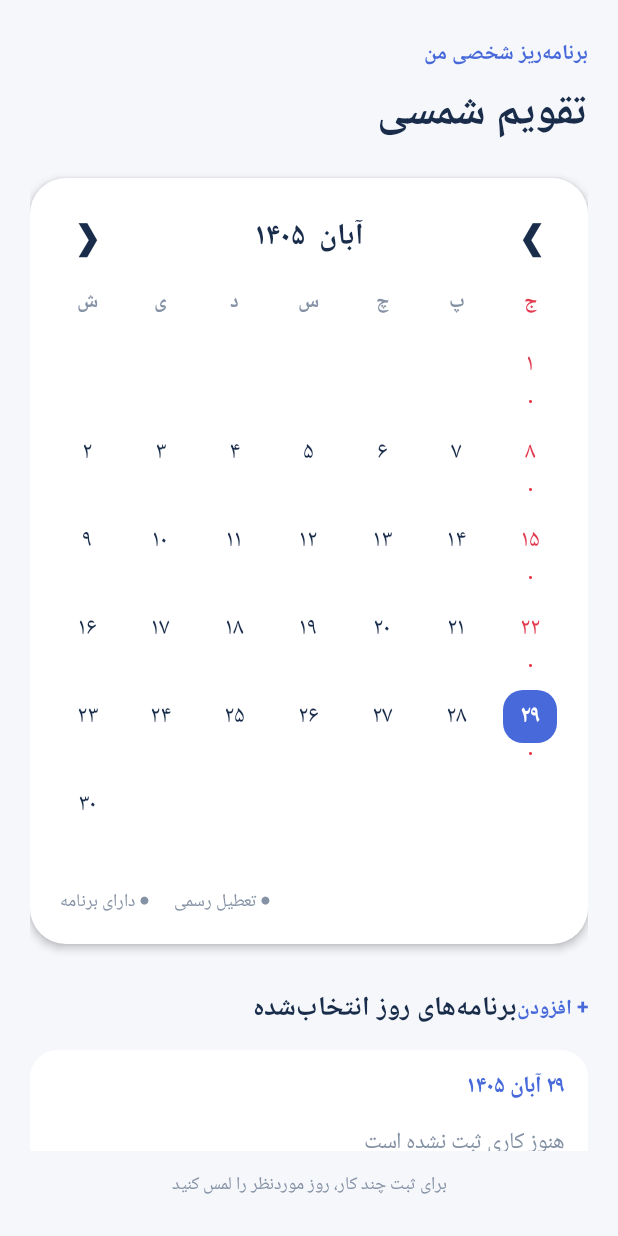
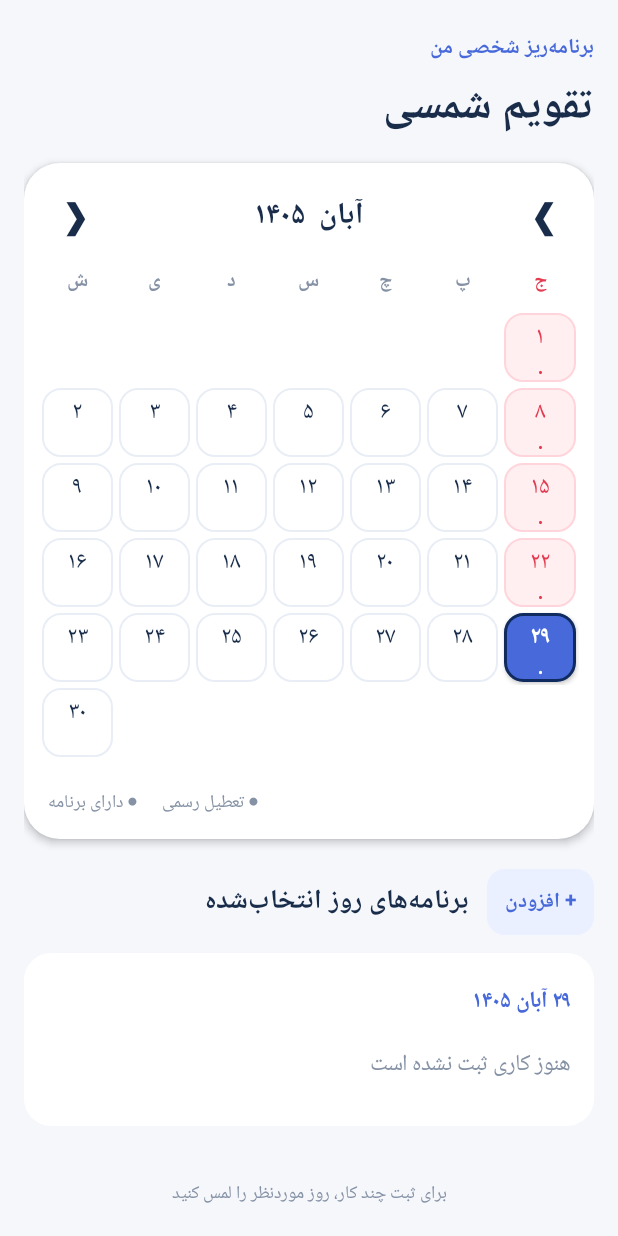
Before and after one commit to ahbe0911-cmd/J5, an Android app: the screen it shows after launch (MainActivity), on a phone screen of 412 x 824 dp. Run offline under Robolectric (Android 15) with nearby library versions, the phone set to English and light mode, and no system bars.

Commit message:
Polish RTL square calendar tiles, today border, holiday tint, safe footer and summary spacing

```diff
--- a/app/src/main/java/com/example/jalalidaily/MainActivity.java
+++ b/app/src/main/java/com/example/jalalidaily/MainActivity.java
@@ -1,5 +1,5 @@
 package com.example.jalalidaily;
-import android.app.*;import android.os.*;import android.content.*;import android.content.res.ColorStateList;import android.graphics.*;import android.graphics.drawable.*;import android.view.*;import android.widget.*;import java.time.*;import org.json.*;
+import android.app.*;import android.os.*;import android.content.*;import android.content.res.ColorStateList;import android.graphics.*;import android.graphics.drawable.*;import android.view.*;import android.widget.*;import android.content.res.Configuration;import java.time.*;import org.json.*;
 public class MainActivity extends Activity{
  final int navy=0xFF192D4B,muted=0xFF8592A5,red=0xFFE33B50,bg=0xFFF5F7FB,white=0xFFFFFFFF,accent=0xFF4769DA;
  LinearLayout root,grid,summary;TextView monthLabel;int year,month,day;Typeface vazir;
@@ -11,29 +11,31 @@ public class MainActivity extends Activity{
  TextView text(String value,int size,int color,boolean bold){TextView t=new TextView(this);t.setText(digits(value));t.setTextSize(size);t.setTextColor(color);t.setGravity(Gravity.CENTER_VERTICAL|Gravity.RIGHT);t.setTextDirection(View.TEXT_DIRECTION_RTL);if(vazir!=null)t.setTypeface(vazir,bold?Typeface.BOLD:Typeface.NORMAL);else if(bold)t.setTypeface(null,Typeface.BOLD);return t;}
  void pad(View v,int a,int b,int c,int d){v.setPadding(dp(a),dp(b),dp(c),dp(d));}
  String key(){return Jalali.key(new int[]{year,month,day});}
- @Override public void onCreate(Bundle b){super.onCreate(b);try{vazir=Typeface.createFromAsset(getAssets(),"vazir.ttf");}catch(Exception ignored){}int[] today=Jalali.fromGregorian(LocalDate.now());year=today[0];month=today[1];day=today[2];getWindow().setStatusBarColor(bg);getWindow().getDecorView().setSystemUiVisibility(View.SYSTEM_UI_FLAG_LIGHT_STATUS_BAR);draw();loadHolidays();}
+ @Override public void onCreate(Bundle b){super.onCreate(b);try{vazir=Typeface.createFromAsset(getAssets(),"vazir.ttf");}catch(Exception ignored){}int[] today=Jalali.fromGregorian(LocalDate.now(ZoneId.of("Asia/Tehran")));year=today[0];month=today[1];day=today[2];getWindow().setStatusBarColor(bg);getWindow().getDecorView().setSystemUiVisibility(View.SYSTEM_UI_FLAG_LIGHT_STATUS_BAR);draw();loadHolidays();}
  void loadHolidays(){int y=year,m=month;Holidays.loadMonth(this,y,m,()->{if(year==y&&month==m)renderCalendar();});}
- void draw(){root=vertical();root.setBackgroundColor(bg);pad(root,20,24,20,20);setContentView(root);
+ void draw(){root=vertical();root.setBackgroundColor(bg);pad(root,16,20,16,0);root.setFitsSystemWindows(true);setContentView(root);
  TextView eyebrow=text("برنامه‌ریز شخصی من",14,accent,true);root.addView(eyebrow);
- TextView heading=text("تقویم شمسی",29,navy,true);pad(heading,0,4,0,18);root.addView(heading);
- LinearLayout card=vertical();card.setBackground(shape(white,24));pad(card,14,16,14,16);card.setElevation(dp(3));root.addView(card);
+ TextView heading=text("تقویم شمسی",29,navy,true);pad(heading,0,4,0,12);root.addView(heading);
+ LinearLayout card=vertical();card.setBackground(shape(white,24));pad(card,10,12,10,12);card.setElevation(dp(3));root.addView(card);
  LinearLayout nav=horizontal();card.addView(nav);
  TextView previous=text("❯",25,navy,true);previous.setGravity(Gravity.CENTER);nav.addView(previous,new LinearLayout.LayoutParams(dp(48),dp(48)));previous.setOnClickListener(v->move(-1));
  monthLabel=text("",20,navy,true);monthLabel.setGravity(Gravity.CENTER);nav.addView(monthLabel,new LinearLayout.LayoutParams(0,dp(48),1));
  TextView next=text("❮",25,navy,true);next.setGravity(Gravity.CENTER);nav.addView(next,new LinearLayout.LayoutParams(dp(48),dp(48)));next.setOnClickListener(v->move(1));
  grid=vertical();card.addView(grid);
  LinearLayout legend=horizontal();pad(legend,6,18,6,2);card.addView(legend);TextView legendText=text("● تعطیل رسمی      ● دارای برنامه",12,muted,false);legend.addView(legendText);
- LinearLayout title=horizontal();pad(title,0,28,0,12);root.addView(title);TextView label=text("برنامه‌های روز انتخاب‌شده",18,navy,true);title.addView(label,new LinearLayout.LayoutParams(0,-2,1));TextView plus=text("+ افزودن",14,accent,true);title.addView(plus);plus.setOnClickListener(v->showDay());
+ LinearLayout title=horizontal();pad(title,0,20,0,12);root.addView(title);TextView label=text("برنامه‌های روز انتخاب‌شده",18,navy,true);title.addView(label,new LinearLayout.LayoutParams(0,-2,1));TextView plus=text("+ افزودن",14,accent,true);pad(plus,12,10,12,10);plus.setBackground(shape(0xFFEAF0FF,12));LinearLayout.LayoutParams addParams=new LinearLayout.LayoutParams(-2,-2);addParams.setMargins(dp(12),0,0,0);title.addView(plus,addParams);plus.setOnClickListener(v->showDay());
  ScrollView scroll=new ScrollView(this);summary=vertical();scroll.addView(summary);root.addView(scroll,new LinearLayout.LayoutParams(-1,0,1));
- TextView footer=text("برای ثبت چند کار، روز موردنظر را لمس کنید",12,muted,false);footer.setGravity(Gravity.CENTER);pad(footer,0,12,0,4);root.addView(footer);
+ TextView footer=text("برای ثبت چند کار، روز موردنظر را لمس کنید",12,muted,false);footer.setGravity(Gravity.CENTER);pad(footer,0,12,0,18);root.addView(footer);
  renderCalendar();renderSummary();}
  void move(int d){month+=d;if(month>12){month=1;year++;}if(month<1){month=12;year--;}day=Math.min(day,Jalali.daysInMonth(year,month));renderCalendar();renderSummary();loadHolidays();}
  void renderCalendar(){grid.removeAllViews();monthLabel.setText(Jalali.MONTHS[month-1]+"  "+digits(String.valueOf(year)));String[] week={"ش","ی","د","س","چ","پ","ج"};LinearLayout header=horizontal();for(int col=0;col<7;col++){TextView t=text(week[col],13,col==6?red:muted,true);t.setGravity(Gravity.CENTER);header.addView(t,new LinearLayout.LayoutParams(0,dp(38),1));}grid.addView(header);
  int offset=(Jalali.toGregorian(year,month,1).getDayOfWeek().getValue()+1)%7,count=Jalali.daysInMonth(year,month);
- for(int row=0;row<6;row++){LinearLayout line=horizontal();for(int col=0;col<7;col++){final int date=row*7+col-offset+1;boolean valid=date>=1&&date<=count;LinearLayout slot=vertical();slot.setGravity(Gravity.CENTER);LinearLayout.LayoutParams slotParams=new LinearLayout.LayoutParams(0,dp(56),1);slotParams.setMargins(dp(1),dp(1),dp(1),dp(1));line.addView(slot,slotParams);
- if(valid){boolean selected=date==day,holiday=col==6||Holidays.holiday(this,year,month,date);TextView number=text(String.valueOf(date),16,selected?white:holiday?red:navy,selected);number.setGravity(Gravity.CENTER);if(selected)number.setBackground(shape(accent,13));slot.addView(number,new LinearLayout.LayoutParams(dp(36),dp(35)));
- JSONArray entries=DayBundles.get(this,Jalali.key(new int[]{year,month,date}));TextView dot=text(entries.length()>0?"●":holiday?"•":" ",10,holiday?red:accent,false);dot.setGravity(Gravity.CENTER);slot.addView(dot,new LinearLayout.LayoutParams(-1,dp(13)));slot.setOnClickListener(v->{day=date;renderCalendar();renderSummary();showDay();});}}grid.addView(line);if((row+1)*7-offset>=count)break;}}
- void renderSummary(){summary.removeAllViews();JSONArray tasks=DayBundles.get(this,key());LinearLayout card=vertical();card.setBackground(shape(white,18));pad(card,16,12,16,12);summary.addView(card);TextView date=text(digits(Jalali.label(new int[]{year,month,day})),15,accent,true);card.addView(date);if(tasks.length()==0){TextView empty=text("هنوز کاری ثبت نشده است",15,muted,false);pad(empty,0,12,0,12);card.addView(empty);}else for(int i=0;i<tasks.length();i++){JSONObject o=tasks.optJSONObject(i);if(o==null)continue;TextView item=text((o.optBoolean("done")?"✓ ":"○ ")+o.optString("emoji","📝")+"  "+o.optString("text"),15,o.optBoolean("done")?muted:navy,false);pad(item,0,10,0,10);card.addView(item);}card.setOnClickListener(v->showDay());}
+ int available=getResources().getDisplayMetrics().widthPixels-dp(32+20+12);int side=Math.max(dp(33),available/7-dp(3));
+ for(int row=0;row<6;row++){LinearLayout line=horizontal();line.setGravity(Gravity.CENTER);for(int col=0;col<7;col++){final int date=row*7+col-offset+1;boolean valid=date>=1&&date<=count;LinearLayout slot=vertical();slot.setGravity(Gravity.CENTER);LinearLayout.LayoutParams slotParams=new LinearLayout.LayoutParams(0,side,1);slotParams.setMargins(dp(2),dp(2),dp(2),dp(2));line.addView(slot,slotParams);
+ if(valid){boolean selected=date==day,holiday=col==6||Holidays.holiday(this,year,month,date);int[] current=Jalali.fromGregorian(LocalDate.now(ZoneId.of("Asia/Tehran")));boolean today=current[0]==year&&current[1]==month&&current[2]==date;GradientDrawable tile=shape(selected?accent:holiday?0xFFFFEFF1:white,12);if(today)tile.setStroke(dp(2),selected?0xFF102B60:accent);else if(!selected)tile.setStroke(dp(1),holiday?0xFFFFD5DB:0xFFE9EEF6);slot.setBackground(tile);if(selected)slot.setElevation(dp(2));
+ TextView number=text(String.valueOf(date),16,selected?white:holiday?red:navy,selected||today);number.setGravity(Gravity.CENTER);slot.addView(number,new LinearLayout.LayoutParams(-1,0,1));
+ JSONArray entries=DayBundles.get(this,Jalali.key(new int[]{year,month,date}));TextView dot=text(entries.length()>0?"●":holiday?"•":" ",10,selected?white:holiday?red:accent,false);dot.setGravity(Gravity.CENTER);slot.addView(dot,new LinearLayout.LayoutParams(-1,dp(13)));slot.setOnClickListener(v->{day=date;renderCalendar();renderSummary();showDay();});}}grid.addView(line);if((row+1)*7-offset>=count)break;}}
+ void renderSummary(){summary.removeAllViews();JSONArray tasks=DayBundles.get(this,key());LinearLayout card=vertical();card.setBackground(shape(white,18));pad(card,16,16,16,16);card.setMinimumHeight(dp(90));summary.addView(card);TextView date=text(Jalali.label(new int[]{year,month,day}),15,accent,true);date.setIncludeFontPadding(true);date.setMinHeight(dp(34));date.setGravity(Gravity.CENTER_VERTICAL|Gravity.RIGHT);card.addView(date,new LinearLayout.LayoutParams(-1,-2));if(tasks.length()==0){TextView empty=text("هنوز کاری ثبت نشده است",15,muted,false);pad(empty,0,12,0,12);card.addView(empty);}else for(int i=0;i<tasks.length();i++){JSONObject o=tasks.optJSONObject(i);if(o==null)continue;TextView item=text((o.optBoolean("done")?"✓ ":"○ ")+o.optString("emoji","📝")+"  "+o.optString("text"),15,o.optBoolean("done")?muted:navy,false);pad(item,0,10,0,10);card.addView(item);}card.setOnClickListener(v->showDay());}
  void showDay(){String date=key();LinearLayout panel=vertical();pad(panel,18,8,18,8);TextView title=text(Jalali.label(new int[]{year,month,day}),22,navy,true);pad(title,0,0,0,10);panel.addView(title);String events=Holidays.events(this,year,month,day);if(!events.isEmpty()){TextView event=text(events,12,Holidays.holiday(this,year,month,day)?red:muted,false);pad(event,0,0,0,12);panel.addView(event);}
  JSONArray tasks=DayBundles.get(this,date);for(int i=0;i<tasks.length();i++){final int index=i;JSONObject o=tasks.optJSONObject(i);if(o==null)continue;LinearLayout line=horizontal();line.setBackground(shape(bg,12));pad(line,10,8,10,8);LinearLayout.LayoutParams lp=new LinearLayout.LayoutParams(-1,-2);lp.bottomMargin=dp(7);panel.addView(line,lp);CheckBox check=new CheckBox(this);check.setButtonTintList(ColorStateList.valueOf(red));check.setChecked(o.optBoolean("done"));check.setText(o.optString("emoji","📝")+"  "+o.optString("text"));check.setTextColor(navy);check.setTextSize(15);if(vazir!=null)check.setTypeface(vazir);line.addView(check,new LinearLayout.LayoutParams(0,-2,1));check.setOnCheckedChangeListener((v,b)->{DayBundles.done(this,date,index,b);renderSummary();});TextView remove=text("✕",17,red,true);pad(remove,8,5,8,5);line.addView(remove);remove.setOnClickListener(v->{DayBundles.remove(this,date,index);renderSummary();showDay();});}
  TextView add=text("＋  استیکر و متن بعدی",16,accent,true);pad(add,8,14,8,14);panel.addView(add);add.setOnClickListener(v->addTask(date));
```
